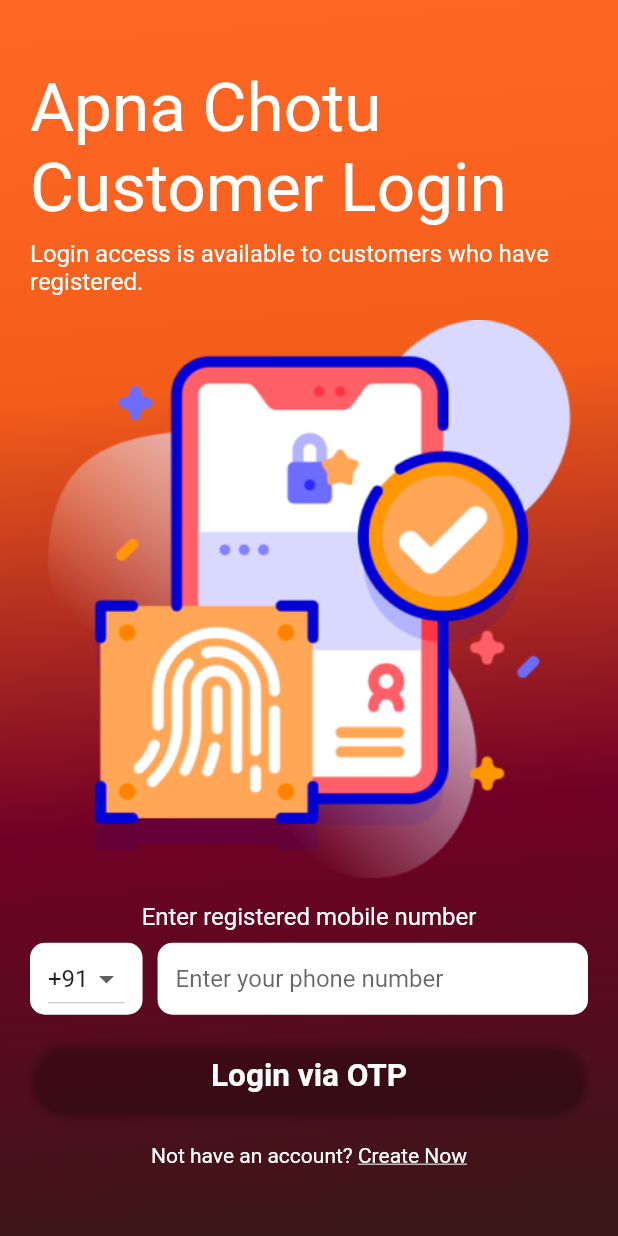
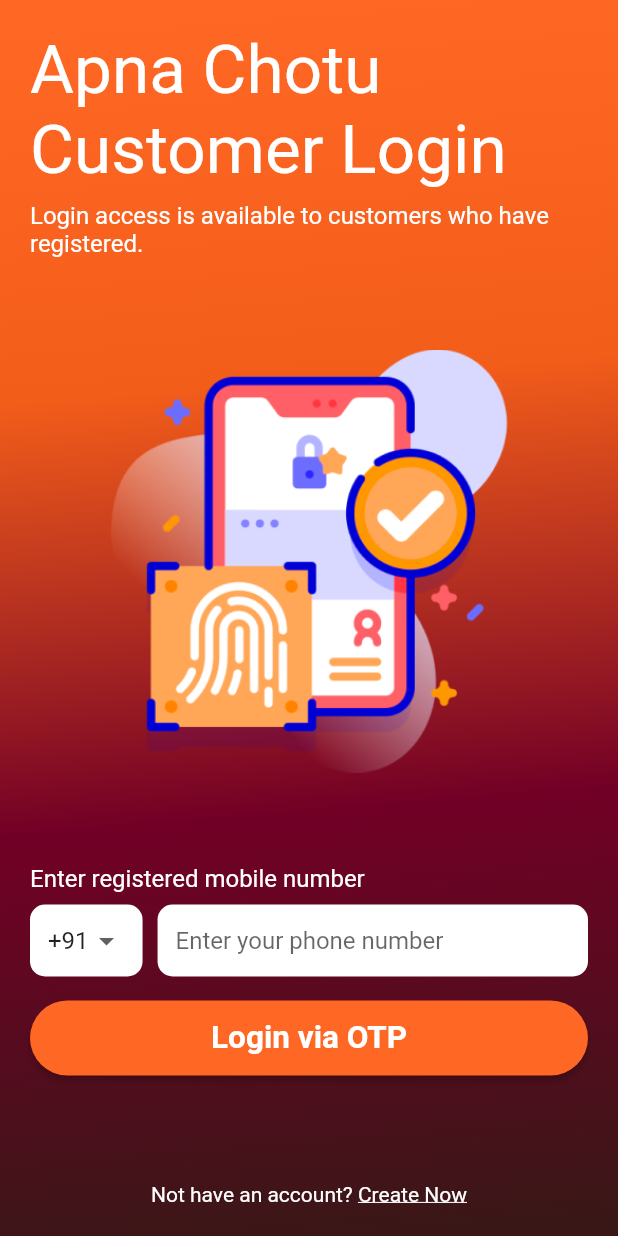
Before and after one commit to ChandraChaan/apna_chotu_app, a Flutter app: the screen it shows after launch, on a phone screen of 412 x 824 dp. Run offline on Flutter 3.47's test engine with Material 2 defaults, Android fonts, the phone set to English and light mode, and no system bars.

Commit message:
login screen done

```diff
--- a/lib/views/login.dart
+++ b/lib/views/login.dart
@@ -18,29 +18,38 @@ class _LoginScreenState extends State<LoginScreen> {
   Widget build(BuildContext context) {
     return LinearBackground(
         child: Column(
+      children: [
+        Expanded(
+          child: SingleChildScrollView(
+            child: Column(
               mainAxisAlignment: MainAxisAlignment.center,
-      crossAxisAlignment: CrossAxisAlignment.center,
+              crossAxisAlignment: CrossAxisAlignment.start,
               children: [
                 Text(
                   'Apna Chotu Customer Login',
-          style: Theme.of(context)
-              .textTheme
-              .displaySmall
-              ?.copyWith(color: Colors.white, fontWeight: FontWeight.w400),
+                  style: Theme.of(context).textTheme.displaySmall?.copyWith(
+                      color: Colors.white, fontWeight: FontWeight.w400),
                 ),
                 const SizedBox(height: 8),
                 Text(
                   'Login access is available to customers who have registered.',
                   style: Theme.of(context).textTheme.titleMedium?.copyWith(
-              color: Colors.white, fontSize: 16, fontWeight: FontWeight.w400),
+                      color: Colors.white,
+                      fontSize: 16,
+                      fontWeight: FontWeight.w400),
                 ),
                 const SizedBox(height: 16),
-        Image.asset('assets/images/fingerprint.png'),
+                Padding(
+                  padding: const EdgeInsets.all(45.0),
+                  child: Image.asset('assets/images/fingerprint.png'),
+                ),
                 const SizedBox(height: 16),
                 Text(
                   'Enter registered mobile number',
                   style: Theme.of(context).textTheme.titleMedium?.copyWith(
-              color: Colors.white, fontSize: 16, fontWeight: FontWeight.w400),
+                      color: Colors.white,
+                      fontSize: 16,
+                      fontWeight: FontWeight.w400),
                 ),
                 const SizedBox(height: 8),
                 Row(
@@ -64,6 +73,9 @@ class _LoginScreenState extends State<LoginScreen> {
                             child: Text(code),
                           );
                         }).toList(),
+                        underline: Container(
+                          height: 0,
+                        ),
                       ),
                     ),
                     const SizedBox(width: 10),
@@ -94,7 +106,7 @@ class _LoginScreenState extends State<LoginScreen> {
                     onPressed: () {},
                     style: ElevatedButton.styleFrom(
                       shape: const StadiumBorder(),
-              backgroundColor: const Color(0xFF6724),
+                      backgroundColor: const Color(0xFFFF6724),
                     ),
                     child: Text(
                       'Login via OTP',
@@ -106,6 +118,10 @@ class _LoginScreenState extends State<LoginScreen> {
                   ),
                 ),
                 const SizedBox(height: 20),
+              ],
+            ),
+          ),
+        ),
         Row(
           mainAxisAlignment: MainAxisAlignment.center,
           children: [
```
Lines whose indentation alone changed are shown as unchanged.
